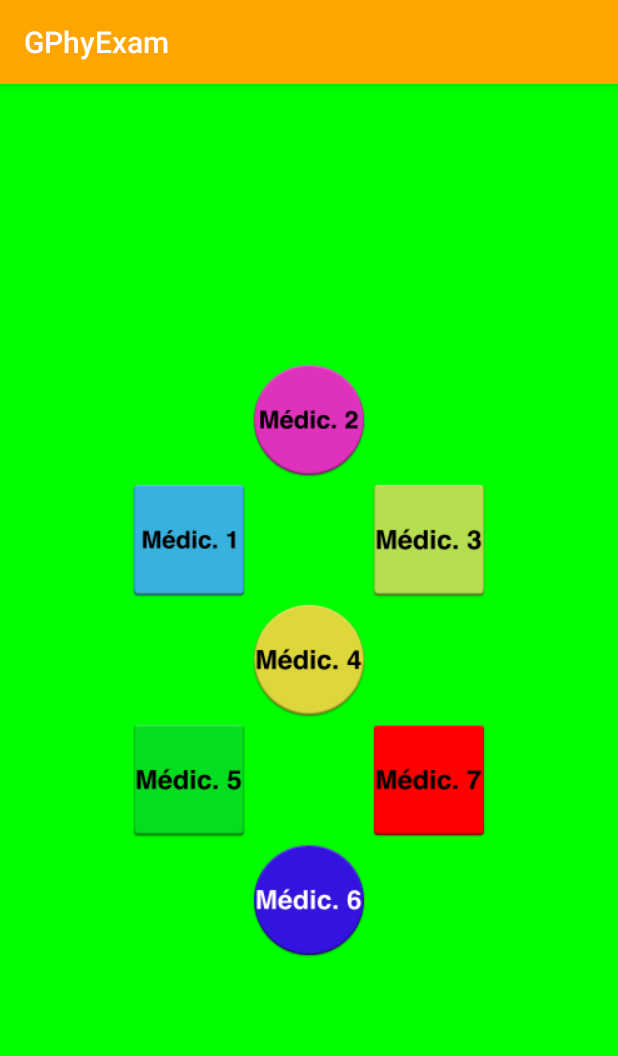
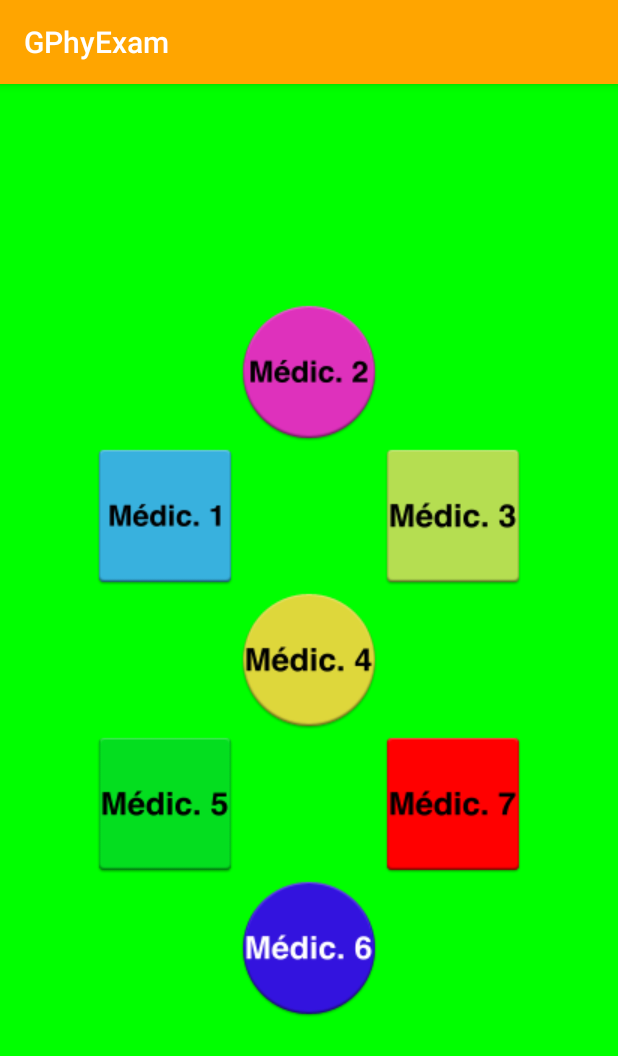
Before and after one commit to GDubuisson/AQECHMAR_DUBUISSON, an Android app: the screen it shows after launch (MainActivity), on a phone screen of 412 x 824 dp. Shown: the top 1056 px of the screen. Run offline under Robolectric (Android 15) with nearby library versions, the phone set to English and light mode, and no system bars.

```diff
--- a/app/src/main/res/layout/activity_main.xml
+++ b/app/src/main/res/layout/activity_main.xml
@@ -9,8 +9,7 @@
 
     <android.support.constraint.ConstraintLayout
         android:id="@+id/cLMedic1"
-        android:layout_width="80dp"
-        android:layout_height="80dp"
+        style="@style/Case"
         android:layout_marginTop="120dp"
         android:onClick="sendMessage"
         app:layout_constraintBottom_toTopOf="@+id/cLMedic4"
@@ -24,8 +23,7 @@
 
     <android.support.constraint.ConstraintLayout
         android:id="@+id/cLMedic2"
-        android:layout_width="80dp"
-        android:layout_height="80dp"
+        style="@style/Case"
         android:onClick="sendMessage"
         app:layout_constraintBottom_toTopOf="@+id/cLMedic1"
         app:layout_constraintEnd_toEndOf="parent"
@@ -37,8 +35,7 @@
 
     <android.support.constraint.ConstraintLayout
         android:id="@+id/cLMedic3"
-        android:layout_width="80dp"
-        android:layout_height="80dp"
+        style="@style/Case"
         android:layout_marginTop="120dp"
         android:onClick="sendMessage"
         app:layout_constraintBottom_toTopOf="@+id/cLMedic4"
@@ -52,8 +49,7 @@
 
     <android.support.constraint.ConstraintLayout
         android:id="@+id/cLMedic4"
-        android:layout_width="80dp"
-        android:layout_height="80dp"
+        style="@style/Case"
         android:onClick="sendMessage"
         app:layout_constraintBottom_toBottomOf="parent"
         app:layout_constraintEnd_toEndOf="parent"
@@ -64,8 +60,7 @@
 
     <android.support.constraint.ConstraintLayout
         android:id="@+id/cLMedic5"
-        android:layout_width="80dp"
-        android:layout_height="80dp"
+        style="@style/Case"
         android:layout_marginBottom="120dp"
         android:onClick="sendMessage"
         app:layout_constraintBottom_toBottomOf="parent"
@@ -79,8 +74,7 @@
 
     <android.support.constraint.ConstraintLayout
         android:id="@+id/cLMedic6"
-        android:layout_width="80dp"
-        android:layout_height="80dp"
+        style="@style/Case"
         android:onClick="sendMessage"
         app:layout_constraintBottom_toBottomOf="parent"
         app:layout_constraintEnd_toEndOf="parent"
@@ -92,8 +86,7 @@
 
     <android.support.constraint.ConstraintLayout
         android:id="@+id/cLMedic7"
-        android:layout_width="80dp"
-        android:layout_height="80dp"
+        style="@style/Case"
         android:layout_marginBottom="120dp"
         android:onClick="sendMessage"
         app:layout_constraintBottom_toBottomOf="parent"
--- a/app/src/main/res/values/styles.xml
+++ b/app/src/main/res/values/styles.xml
@@ -8,4 +8,9 @@
         <item name="colorAccent">@color/colorAccent</item>
     </style>
 
+    <style name="Case">
+        <item name="android:layout_height">96dp</item>
+        <item name="android:layout_width">96dp</item>
+    </style>
+
 </resources>
```
